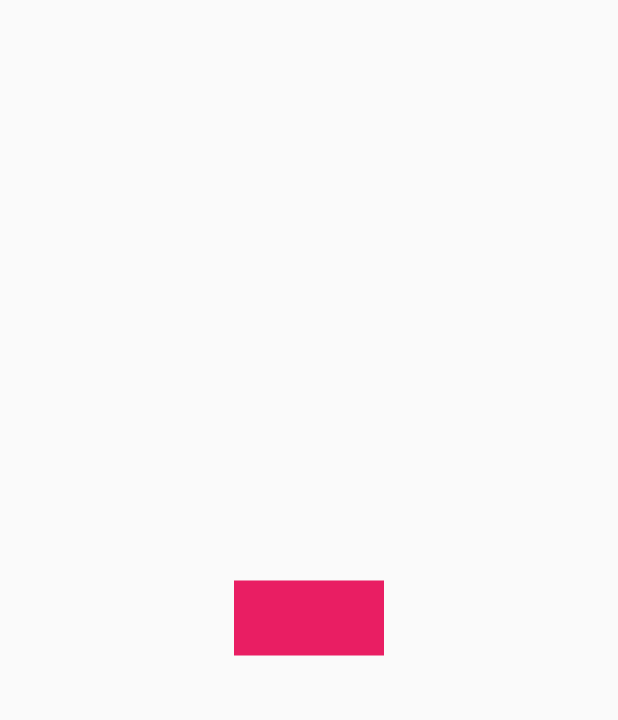
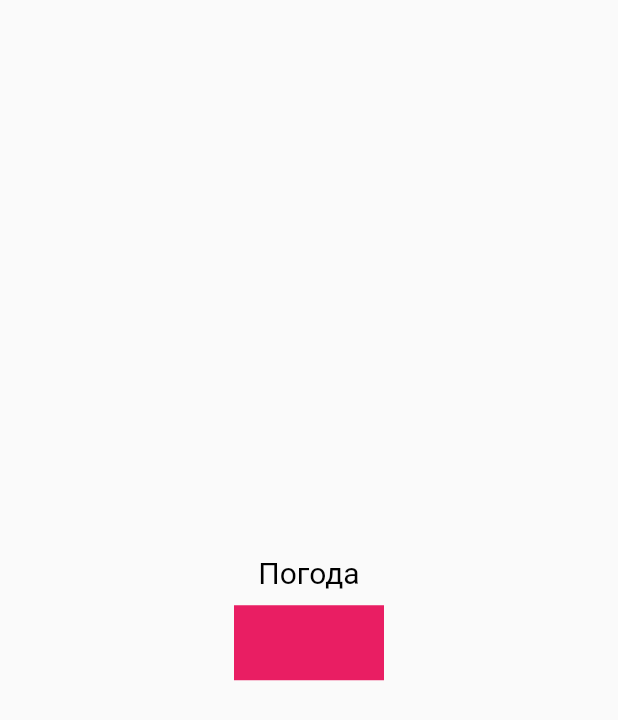
Before and after one commit to pavlod116/weather, a Flutter app: the screen it shows after launch, on a phone screen of 412 x 824 dp. Shown: the top 720 px of the screen. Run offline on Flutter 3.47's test engine with Material 2 defaults, Android fonts, the phone set to English and light mode, and no system bars.

Commit message:
add file constants

```diff
--- /dev/null
+++ b/lib/ui/constants/AppColors.dart
@@ -0,0 +1,5 @@
+
+import 'package:flutter/material.dart';
+
+const Color background = Colors.white;
+const Color black = Colors.black;
--- /dev/null
+++ b/lib/ui/constants/AppString.dart
@@ -0,0 +1,2 @@
+
+const String weather = 'Погода';
--- a/lib/ui/screens/home_screen.dart
+++ b/lib/ui/screens/home_screen.dart
@@ -1,4 +1,6 @@
 import 'package:flutter/material.dart';
+import 'package:weather/ui/constants/AppColors.dart';
+import 'package:weather/ui/constants/AppString.dart';
 
 class HomeScreen extends StatefulWidget {
   const HomeScreen({Key? key}) : super(key: key);
@@ -12,10 +14,21 @@ class _HomeScreenState extends State<HomeScreen> {
   Widget build(BuildContext context) {
     return Scaffold(
       body: Center(
-        child: Container(
-          width: 100,
-          height: 50,
-          color: Colors.pink,
+        child: Column(
+          mainAxisAlignment: MainAxisAlignment.center,
+          children: [
+            const Text(weather,
+              style: TextStyle(fontSize: 20, color: black),
+            ),
+            const SizedBox(
+              height: 10,
+            ),
+            Container(
+              width: 100,
+              height: 50,
+              color: Colors.pink,
+            ),
+          ],
         ),
       ),
     );
```
